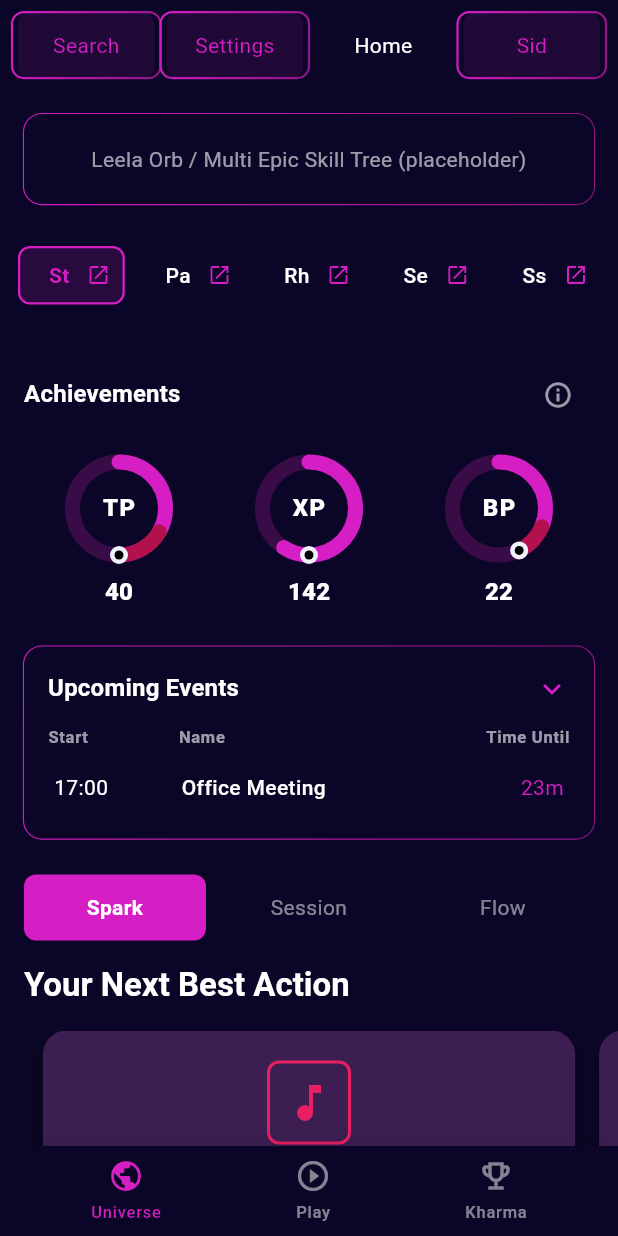
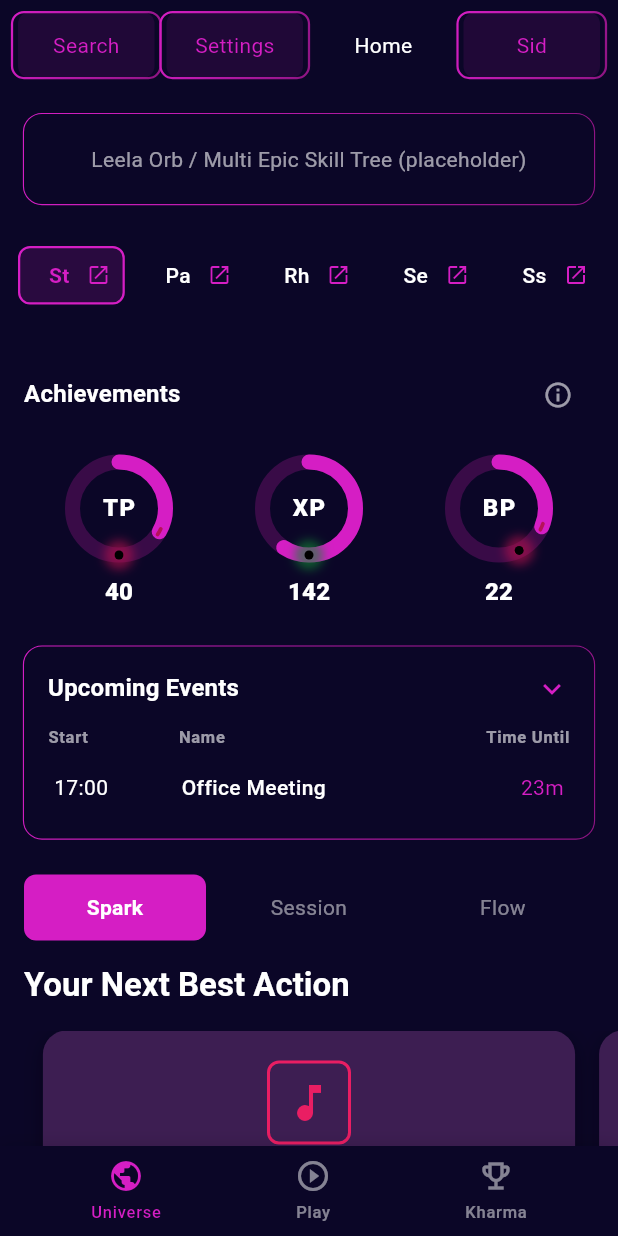
Before and after one commit to leela-spec/Leela-Cloud-2026, a Flutter app: the screen it shows after launch, after a tap on "Home Today", on a phone screen of 412 x 824 dp. Run offline on Flutter 3.47's test engine with Material 3 defaults, Android fonts, the phone set to English and light mode, and no system bars; our stand-ins replace dio, flutter_svg, shared_preferences, supabase_flutter; missing offline and left inert: nowa_runtime; accounts and stored records are empty.

Commit message:
Design changes on Donut

```diff
--- a/lib/leela_donut_painter.dart
+++ b/lib/leela_donut_painter.dart
@@ -59,43 +59,62 @@ class LeelaDonutPainter extends CustomPainter {
     final center = Offset(size.width / 2, size.height / 2);
     final radius = (min(size.width, size.height) - this.thickness) / 2;
     final rect = Rect.fromCircle(center: center, radius: radius);
-    final trackPaint = Paint()
-      ..color = this.track
-      ..style = PaintingStyle.stroke
-      ..strokeWidth = this.thickness
-      ..strokeCap = StrokeCap.round;
+    final Paint trackPaint = Paint();
+    trackPaint.color = this.track;
+    trackPaint.style = PaintingStyle.stroke;
+    trackPaint.strokeWidth = this.thickness;
+    trackPaint.strokeCap = StrokeCap.round;
     canvas.drawArc(rect, 0.0, 2 * pi, false, trackPaint);
-    final progressPaint = Paint()
-      ..color = this.primary
-      ..style = PaintingStyle.stroke
-      ..strokeWidth = this.thickness
-      ..strokeCap = StrokeCap.round;
+    final Paint progressPaint = Paint();
+    progressPaint.color = this.primary;
+    progressPaint.style = PaintingStyle.stroke;
+    progressPaint.strokeWidth = this.thickness;
+    progressPaint.strokeCap = StrokeCap.round;
     final sweepAngle = (this.realized / this.target).clamp(0.0, 1.0) * 2 * pi;
     canvas.drawArc(rect, -pi / 2, sweepAngle, false, progressPaint);
     if (this.showDeficitStripe && this.realized < this.timeTarget) {
-      final deficitPaint = Paint()
-        ..color = this.deficit
-        ..style = PaintingStyle.stroke
-        ..strokeWidth = this.thickness
-        ..strokeCap = StrokeCap.round;
-      final startAngle =
+      final Paint deficitPaint = Paint();
+      deficitPaint.color = this.deficit.withValues(alpha: 0.9);
+      deficitPaint.style = PaintingStyle.stroke;
+      deficitPaint.strokeWidth = 2.5;
+      deficitPaint.strokeCap = StrokeCap.round;
+      const double boundarySweep = 8 * pi / 180;
+      final double startAngle =
           -pi / 2 + (this.realized / this.target).clamp(0.0, 1.0) * 2 * pi;
-      final deficitSweep =
-          ((this.timeTarget - this.realized) / this.target).clamp(0.0, 1.0) *
-          2 *
-          pi;
-      canvas.drawArc(rect, startAngle, deficitSweep, false, deficitPaint);
+      canvas.drawArc(
+        rect,
+        startAngle - (boundarySweep / 2),
+        boundarySweep,
+        false,
+        deficitPaint,
+      );
+      final double endAngle =
+          -pi / 2 + (this.timeTarget / this.target).clamp(0.0, 1.0) * 2 * pi;
+      canvas.drawArc(
+        rect,
+        endAngle - (boundarySweep / 2),
+        boundarySweep,
+        false,
+        deficitPaint,
+      );
     }
     if (this.showDot) {
-      final dotAngle =
+      final double dotAngle =
           -pi / 2 + (this.timeTarget / this.target).clamp(0.0, 1.0) * 2 * pi;
-      final dotPos = Offset(
+      final Offset dotPos = Offset(
         center.dx + radius * cos(dotAngle),
         center.dy + radius * sin(dotAngle),
       );
-      final ringPaint = Paint()..color = this.dotRing;
+      final Paint ringPaint = Paint();
+      ringPaint.color = (this.realized >= this.timeTarget)
+          ? this.success
+          : this.deficit;
+      ringPaint.style = PaintingStyle.stroke;
+      ringPaint.strokeWidth = this.thickness * 0.5;
+      ringPaint.maskFilter = const MaskFilter.blur(BlurStyle.normal, 4.0);
       canvas.drawCircle(dotPos, 6.0, ringPaint);
-      final centerPaint = Paint()..color = this.dotCenter;
+      final Paint centerPaint = Paint();
+      centerPaint.color = this.dotCenter;
       canvas.drawCircle(dotPos, 3.0, centerPaint);
     }
   }
```
